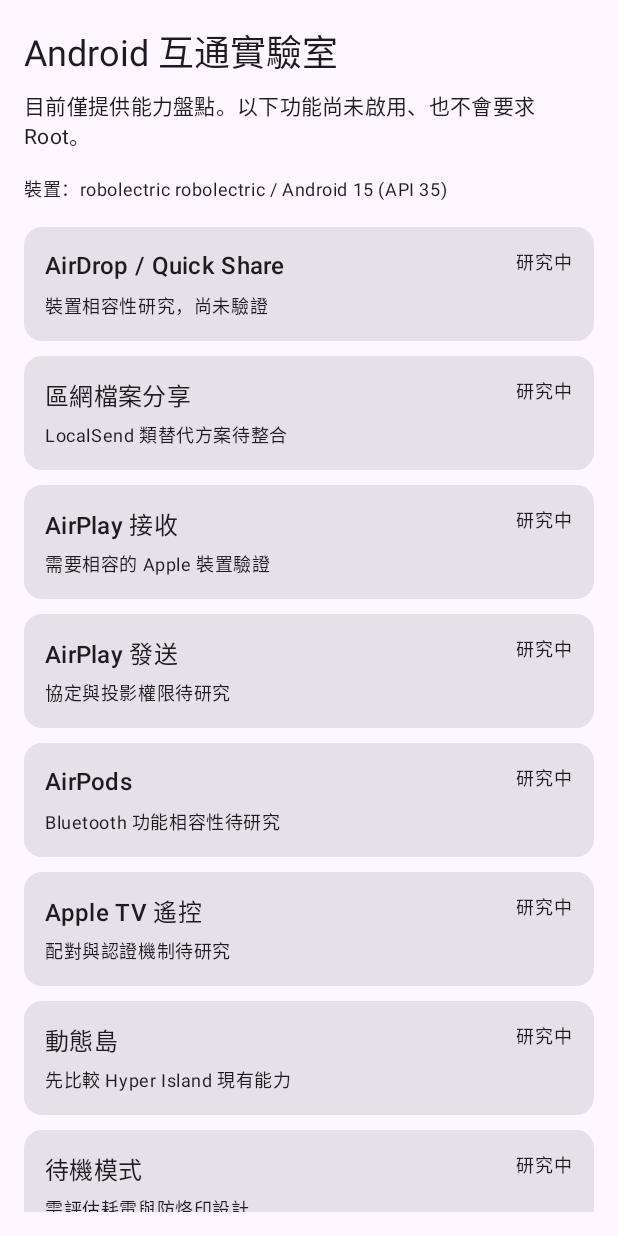
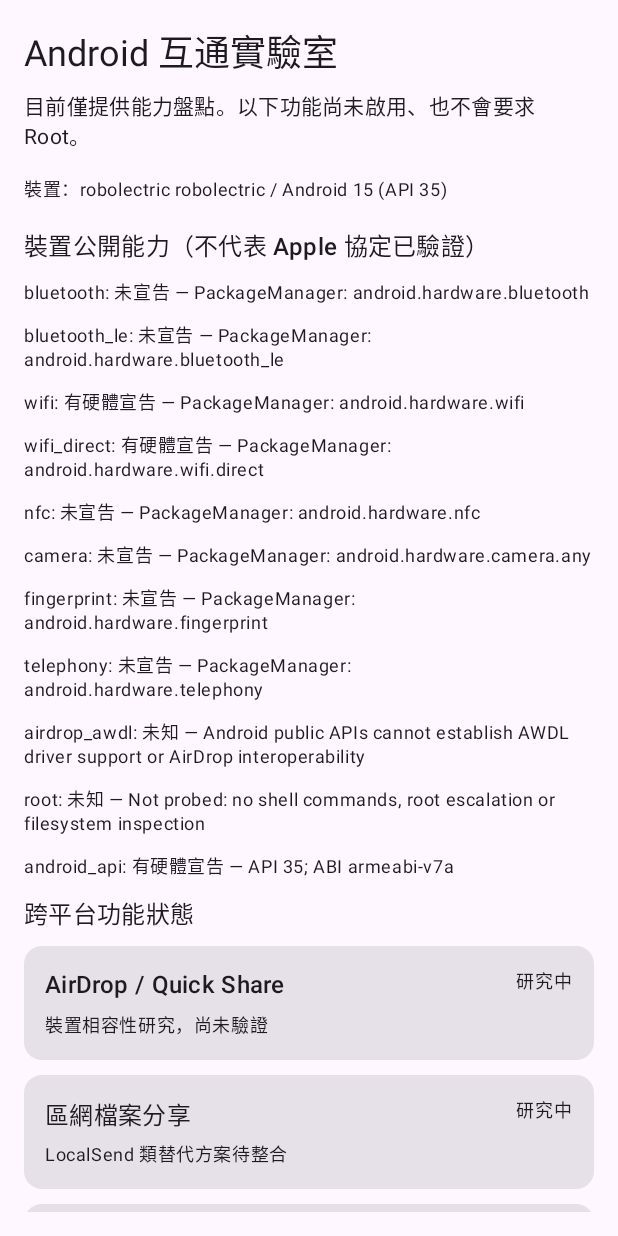
Before and after one commit to ChiJiun/android-ios-interop, an Android app built with Jetpack Compose: the screen it shows after launch (MainActivity), on a phone screen of 412 x 824 dp. Run offline under Robolectric (Android 15) with nearby library versions, the phone set to English and light mode, and no system bars.

Commit message:
feat: show permission-free runtime hardware observations (refs #3)

```diff
--- a/app/src/main/java/dev/chijiun/androidiosinterop/MainActivity.kt
+++ b/app/src/main/java/dev/chijiun/androidiosinterop/MainActivity.kt
@@ -21,11 +21,13 @@ import androidx.compose.material3.Text
 import androidx.compose.runtime.Composable
 import androidx.compose.runtime.remember
 import androidx.compose.ui.Modifier
+import androidx.compose.ui.platform.LocalContext
 import androidx.compose.ui.unit.dp
 import dev.chijiun.androidiosinterop.core.Capability
 import dev.chijiun.androidiosinterop.core.CapabilityRegistry
 import dev.chijiun.androidiosinterop.core.SupportLevel
 import dev.chijiun.androidiosinterop.device.DeviceInfo
+import dev.chijiun.androidiosinterop.device.RuntimeCapabilities
 
 class MainActivity : ComponentActivity() {
     override fun onCreate(savedInstanceState: Bundle?) {
@@ -44,6 +46,8 @@ class MainActivity : ComponentActivity() {
 private fun CapabilityScreen() {
     val device = remember { DeviceInfo.current() }
     val capabilities = remember { CapabilityRegistry.all() }
+    val context = LocalContext.current
+    val observations = remember(context) { RuntimeCapabilities.inspect(context) }
     Scaffold { insets ->
         Column(modifier = Modifier.fillMaxSize().padding(insets).padding(16.dp)) {
             Text("Android 互通實驗室", style = MaterialTheme.typography.headlineSmall)
@@ -60,6 +64,12 @@ private fun CapabilityScreen() {
             )
             Spacer(modifier = Modifier.height(16.dp))
             LazyColumn(verticalArrangement = Arrangement.spacedBy(10.dp)) {
+                item { Text("裝置公開能力（不代表 Apple 協定已驗證）", style = MaterialTheme.typography.titleMedium) }
+                items(observations, key = { "hardware_" + it.key }) { observation ->
+                    val status = when (observation.supported) { true -> "有硬體宣告"; false -> "未宣告"; null -> "未知" }
+                    Text(observation.key + ": " + status + " — " + observation.evidence, style = MaterialTheme.typography.bodySmall)
+                }
+                item { Text("跨平台功能狀態", style = MaterialTheme.typography.titleMedium) }
                 items(capabilities, key = { it.id.name }) { capability ->
                     CapabilityCard(capability)
                 }
--- /dev/null
+++ b/device/android/src/main/kotlin/dev/chijiun/androidiosinterop/device/RuntimeCapabilities.kt
@@ -0,0 +1,48 @@
+package dev.chijiun.androidiosinterop.device
+
+import android.content.Context
+import android.content.pm.PackageManager
+import android.os.Build
+
+/**
+ * Read-only, permission-free capability observations.
+ *
+ * A reported hardware feature is NOT proof that an Apple protocol works.
+ * No Bluetooth/Wi-Fi scans, pairing, privileged commands or unique identifiers.
+ */
+data class CapabilityObservation(
+    val key: String,
+    val supported: Boolean?,
+    val evidence: String,
+)
+
+object RuntimeCapabilities {
+    fun inspect(context: Context): List<CapabilityObservation> {
+        val pm = context.packageManager
+        fun feature(key: String, androidFeature: String): CapabilityObservation =
+            CapabilityObservation(key, pm.hasSystemFeature(androidFeature), "PackageManager: $androidFeature")
+
+        val result = mutableListOf(
+            feature("bluetooth", PackageManager.FEATURE_BLUETOOTH),
+            feature("bluetooth_le", PackageManager.FEATURE_BLUETOOTH_LE),
+            feature("wifi", PackageManager.FEATURE_WIFI),
+            feature("wifi_direct", PackageManager.FEATURE_WIFI_DIRECT),
+            feature("nfc", PackageManager.FEATURE_NFC),
+            feature("camera", PackageManager.FEATURE_CAMERA_ANY),
+            feature("fingerprint", PackageManager.FEATURE_FINGERPRINT),
+            feature("telephony", PackageManager.FEATURE_TELEPHONY),
+        )
+        result += CapabilityObservation(
+            "airdrop_awdl", null,
+            "Android public APIs cannot establish AWDL driver support or AirDrop interoperability",
+        )
+        result += CapabilityObservation(
+            "root", null,
+            "Not probed: no shell commands, root escalation or filesystem inspection",
+        )
+        result += CapabilityObservation(
+            "android_api", true, "API ${Build.VERSION.SDK_INT}; ABI ${Build.SUPPORTED_ABIS.firstOrNull() ?: "unknown"}",
+        )
+        return result.toList()
+    }
+}
```
